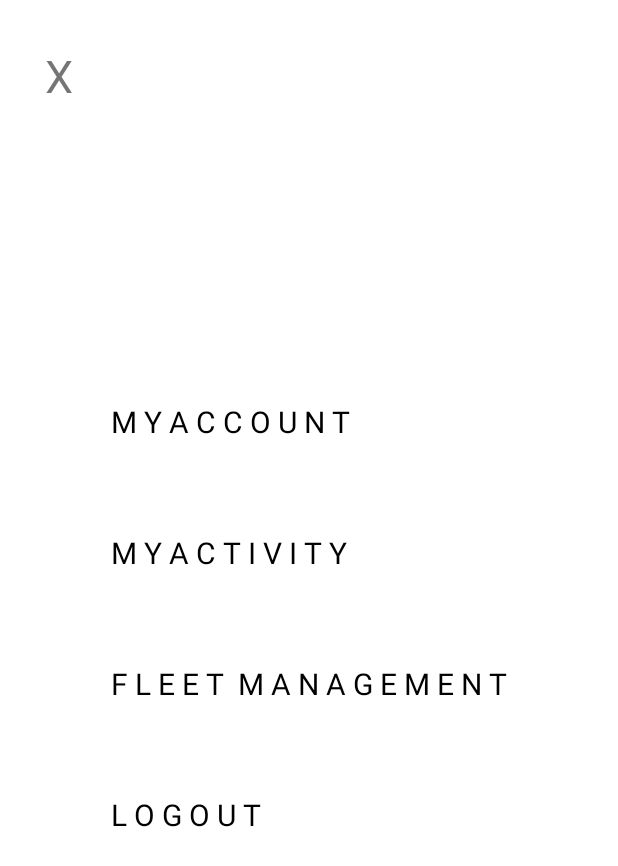
After one commit to freefalltech/BikeShare, an Android app: the SidebarActivity screen opened directly, with no data from a screen before it, on a phone screen of 412 x 824 dp. The commit adds this screen. Shown: the top 866 px of the screen. Run offline under Robolectric (Android 15) with nearby library versions, the phone set to English and light mode, and no system bars.

Commit message:
EVERYTHING ADDED except fleetactivity and MyAccount
//TODO add the rest

```diff
--- a/app/build.gradle
+++ b/app/build.gradle
@@ -32,7 +32,7 @@ dependencies {
         exclude group: 'com.android.support', module: 'support-annotations'
     })
 
-    compile group: 'com.cloudant', name: 'cloudant-sync-datastore-android', version:'latest.release'
+    compile group: 'com.cloudant', name: 'cloudant-sync-datastore-android', version: 'latest.release'
     compile 'com.android.support:appcompat-v7:25.3.1'
     compile 'com.android.support:design:25.3.1'
     compile 'com.google.firebase:firebase-auth:10.2.6'
--- /dev/null
+++ b/app/src/main/java/io/github/freefalltech/bikeshare/SidebarActivity.java
@@ -0,0 +1,27 @@
+package io.github.freefalltech.bikeshare;
+
+import android.content.Intent;
+import android.support.v7.app.AppCompatActivity;
+import android.os.Bundle;
+import android.view.View;
+
+public class SidebarActivity extends AppCompatActivity {
+
+    @Override
+    protected void onCreate(Bundle savedInstanceState) {
+        super.onCreate(savedInstanceState);
+        setContentView(R.layout.activity_sidebar);
+    }
+
+    public void returnBack(View v){
+        //intent goes back to the searchBikeActivity
+        Intent intent = new Intent(SidebarActivity.this, SearchBikeActivity.class);
+        startActivity(intent);
+    }
+
+    public void myActivityIntent(View v){
+        //intent goes back to the searchBikeActivity
+        Intent intent = new Intent(SidebarActivity.this, MyActivity.class);
+        startActivity(intent);
+    }
+}
--- /dev/null
+++ b/app/src/main/res/layout/activity_sidebar.xml
@@ -0,0 +1,66 @@
+<?xml version="1.0" encoding="utf-8"?>
+<RelativeLayout xmlns:android="http://schemas.android.com/apk/res/android"
+    xmlns:app="http://schemas.android.com/apk/res-auto"
+    xmlns:tools="http://schemas.android.com/tools"
+    android:layout_width="match_parent"
+    android:layout_height="match_parent"
+    tools:context="io.github.freefalltech.bikeshare.SidebarActivity"
+    android:background="@color/white">
+
+    <TextView
+        android:layout_width="wrap_content"
+        android:layout_height="wrap_content"
+        android:text="X"
+        android:textSize="30sp"
+        android:layout_margin="30sp"
+        android:onClick="returnBack"/>
+
+
+    <LinearLayout
+        android:layout_width="wrap_content"
+        android:layout_height="wrap_content"
+        android:orientation="vertical"
+        android:layout_centerInParent="true">
+
+        <TextView
+            android:layout_width="wrap_content"
+            android:layout_height="wrap_content"
+            android:text="@string/myAccount"
+            android:textAlignment="center"
+
+            android:textSize="20sp"
+            android:layout_margin="30sp"
+            android:textColor="@color/black"/>
+
+        <TextView
+            android:layout_width="wrap_content"
+            android:layout_height="wrap_content"
+            android:text="@string/myactivityString"
+            android:onClick="myActivityIntent"
+            android:layout_margin="30sp"
+            android:textSize="20sp"
+            android:textAlignment="center"
+
+            android:textColor="@color/black"/>
+        <TextView
+            android:layout_width="wrap_content"
+            android:layout_height="wrap_content"
+            android:text="F L E E T  M A N A G E M E N T"
+            android:layout_margin="30sp"
+            android:textSize="20sp"
+            android:textAlignment="center"
+            android:textColor="@color/black"/>
+
+
+        <TextView
+            android:layout_width="wrap_content"
+            android:layout_height="wrap_content"
+            android:text="@string/logOut"
+            android:layout_margin="30sp"
+            android:textSize="20sp"
+            android:textAlignment="center"
+            android:textColor="@color/black"/>
+
+    </LinearLayout>
+
+</RelativeLayout>
--- a/app/src/main/res/values/strings.xml
+++ b/app/src/main/res/values/strings.xml
@@ -14,7 +14,7 @@
         completions."
     </string>
     <string name="title_activity_search_bike">Rent a Bike!</string>
-    <string name = "oauth_client_id">639341200104-4ngoqilcibu5ff17ig3cjhrv8kosjpm2.apps.googleusercontent.com</string>
+    <string name="oauth_client_id">639341200104-4ngoqilcibu5ff17ig3cjhrv8kosjpm2.apps.googleusercontent.com</string>
     <string name="google_sign_in">Sign in with Google</string>
     <string name="already_a_member">Already a member? Login</string>
     <string name="not_a_member">Not a member? Register</string>
@@ -22,4 +22,10 @@
     <string name="google_maps_api_key">AIzaSyCFx1B4k05lMDydcYvvQc0aoWA-MfMlnj0</string>
     <string name="welcome">Welcome</string>
     <string name="find_bikes">B I K E F I N D E R</string>
+    <string name="myActivity">M Y    A C T I V I T Y</string>
+    <string name="elevation">E L E V A T I O N</string>
+    <string name="distance">D I S T A N C E</string>
+    <string name="myAccount">M Y A C C O U N T</string>
+    <string name="myactivityString">M Y A C T I V I T Y</string>
+    <string name="logOut">L O G O U T</string>
 </resources>
```
Also changed, not shown: app/src/main/AndroidManifest.xml (+8 -5 lines), app/src/main/java/io/github/freefalltech/bikeshare/MyActivity.java (added, +76 -0 lines), app/src/main/java/io/github/freefalltech/bikeshare/SearchBikeActivity.java (+7 -1 lines), app/src/main/res/layout/activity_my_activity.xml (added, +260 -0 lines), app/src/main/res/layout/activity_search_bike.xml (+43 -59 lines), app/src/main/res/drawable/average_speed_bg.png (added), app/src/main/res/drawable/calories_bg.png (added), app/src/main/res/drawable/distance_icon.png (added), app/src/main/res/drawable/hamburger_icon.png (added), app/src/main/res/drawable/hill_icon.png (added), app/src/main/res/drawable/humidity_bg.png (added).
